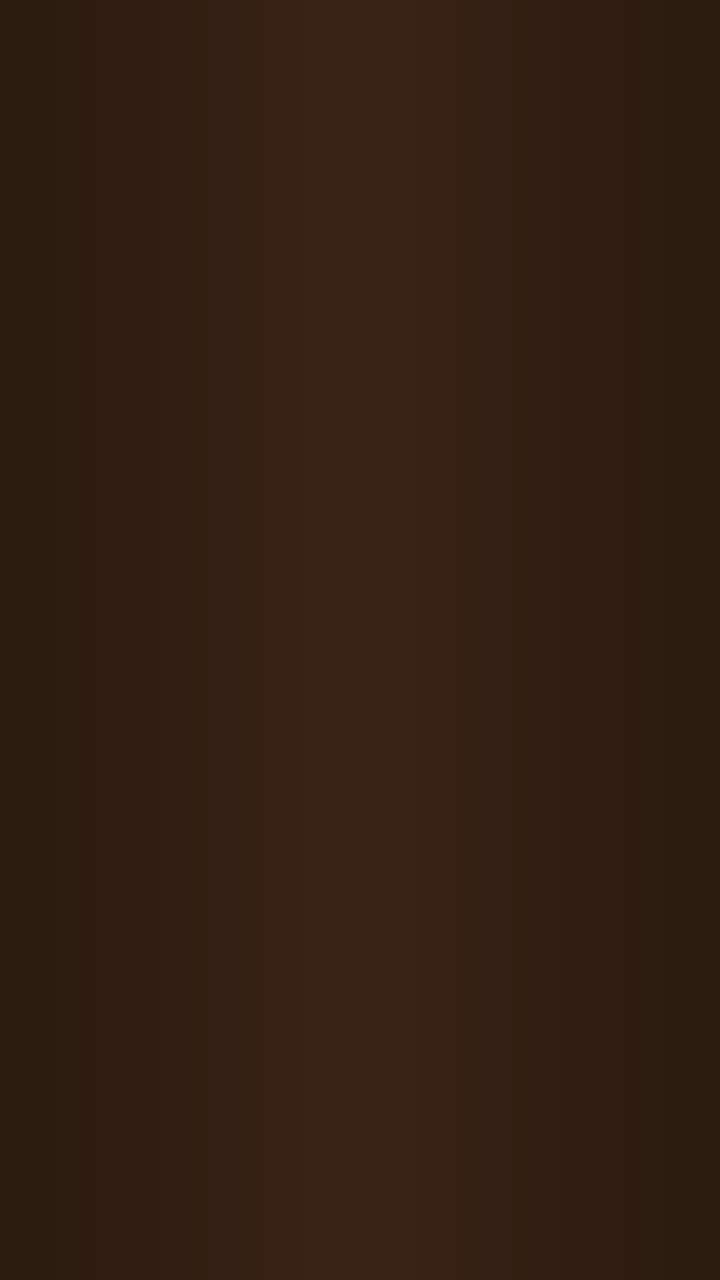
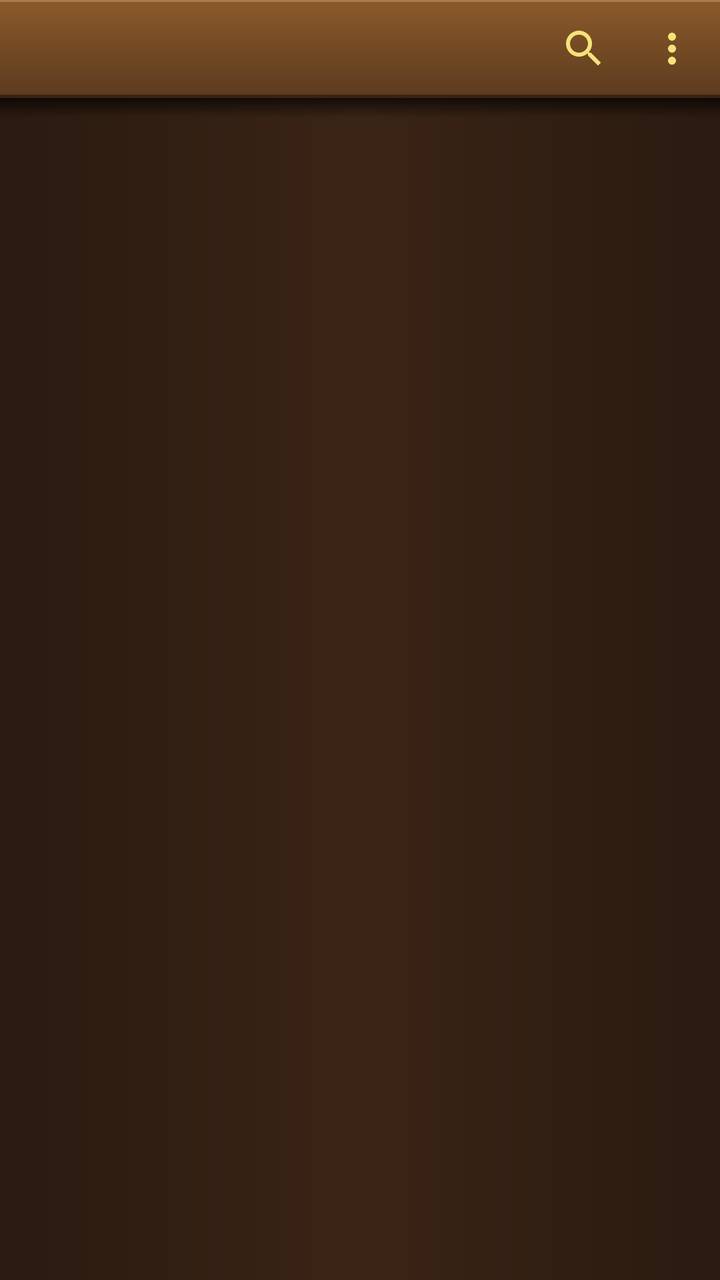

Two renders of the same Android screen: before a commit and after it. Below are the layout's source before the change and the commit's diff.
<!-- AndroidManifest.xml: application theme Theme.Ready -->
<!-- res/layout/activity_main.xml -->
<?xml version="1.0" encoding="utf-8"?>
<LinearLayout xmlns:android="http://schemas.android.com/apk/res/android"
    android:id="@+id/root"
    android:layout_width="match_parent"
    android:layout_height="match_parent"
    android:background="@color/wood_dark"
    android:orientation="vertical">

    <FrameLayout
        android:layout_width="match_parent"
        android:layout_height="0dp"
        android:layout_weight="1">

        <androidx.recyclerview.widget.RecyclerView
            android:id="@+id/shelf"
            android:layout_width="match_parent"
            android:layout_height="match_parent"
            android:background="@drawable/shelf_back"
            android:clipToPadding="false" />

        
        <ImageView
            android:id="@+id/ghost"
            android:layout_width="match_parent"
            android:layout_height="match_parent"
            android:importantForAccessibility="no"
            android:scaleType="fitXY"
            android:visibility="gone" />

        <LinearLayout
            android:id="@+id/empty"
            android:layout_width="match_parent"
            android:layout_height="wrap_content"
            android:layout_gravity="center"
            android:layout_margin="24dp"
            android:background="@drawable/plaque"
            android:gravity="center"
            android:orientation="vertical"
            android:padding="20dp"
            android:visibility="gone">

            <TextView
                android:id="@+id/emptyText"
                android:layout_width="wrap_content"
                android:layout_height="wrap_content"
                android:fontFamily="serif"
                android:gravity="center"
                android:textColor="@color/plaque_text"
                android:textSize="15sp" />

            <Button
                android:id="@+id/grant"
                android:layout_width="wrap_content"
                android:layout_height="wrap_content"
                android:layout_marginTop="16dp"
                android:backgroundTint="@color/wood_dark"
                android:text="@string/grant_access"
                android:textColor="@color/gold_light" />
        </LinearLayout>
    </FrameLayout>
</LinearLayout>
<!-- resources referenced by this layout -->
<resources>
  <color name="gold_light">#FFF6E27A</color>
  <!-- drawable plaque (drawable) -->
  <?xml version="1.0" encoding="utf-8"?>
  <layer-list xmlns:android="http://schemas.android.com/apk/res/android">
      <item>
          <shape>
              <corners android:radius="3dp" />
              <solid android:color="@color/gold_dark" />
          </shape>
      </item>
      <item android:bottom="1dp" android:left="1dp" android:right="1dp" android:top="1dp">
          <shape>
              <corners android:radius="2dp" />
              <gradient
                  android:angle="270"
                  android:centerColor="@color/gold"
                  android:endColor="#FFB8922A"
                  android:startColor="@color/gold_light" />
          </shape>
      </item>
  </layer-list>
  <!-- unchanged entries left out for length: 10 -->
</resources>

<!-- the commit's change to res/layout/activity_main.xml (unified diff, before → after) -->
@@ -6,6 +6,47 @@
     android:background="@color/wood_dark"
     android:orientation="vertical">
 
+    <include layout="@layout/top_bar" />
+
+    
+    <LinearLayout
+        android:id="@+id/searchRow"
+        android:layout_width="match_parent"
+        android:layout_height="wrap_content"
+        android:background="@drawable/shelf_plank"
+        android:gravity="center_vertical"
+        android:orientation="horizontal"
+        android:paddingBottom="8dp"
+        android:paddingStart="12dp"
+        android:paddingTop="4dp"
+        android:visibility="gone">
+
+        <EditText
+            android:id="@+id/query"
+            android:layout_width="0dp"
+            android:layout_height="40dp"
+            android:layout_weight="1"
+            android:background="@drawable/field"
+            android:fontFamily="serif"
+            android:hint="@string/search_hint"
+            android:imeOptions="actionSearch|flagNoExtractUi"
+            android:importantForAutofill="no"
+            android:inputType="text"
+            android:paddingEnd="12dp"
+            android:paddingStart="12dp"
+            android:textColor="@color/cream"
+            android:textColorHint="@color/gold_dark"
+            android:textSize="16sp" />
+
+        <ImageButton
+            android:id="@+id/closeSearch"
+            android:layout_width="48dp"
+            android:layout_height="40dp"
+            android:background="?attr/selectableItemBackgroundBorderless"
+            android:contentDescription="@string/close"
+            android:src="@drawable/ic_close" />
+    </LinearLayout>
+
     <FrameLayout
         android:layout_width="match_parent"
         android:layout_height="0dp"
@@ -27,16 +68,65 @@
             android:scaleType="fitXY"
             android:visibility="gone" />
 
+        
+        <View
+            android:layout_width="match_parent"
+            android:layout_height="10dp"
+            android:background="@drawable/shelf_shade"
+            android:translationZ="2dp" />
+
+        
+        <LinearLayout
+            android:id="@+id/undoBar"
+            android:layout_width="match_parent"
+            android:layout_height="wrap_content"
+            android:layout_gravity="bottom"
+            android:layout_marginBottom="16dp"
+            android:layout_marginEnd="20dp"
+            android:layout_marginStart="20dp"
+            android:background="@drawable/panel_wood"
+            android:gravity="center_vertical"
+            android:orientation="horizontal"
+            android:paddingBottom="10dp"
+            android:paddingEnd="12dp"
+            android:paddingStart="16dp"
+            android:paddingTop="10dp"
+            android:translationZ="4dp"
+            android:visibility="gone">
+
+            <TextView
+                android:id="@+id/undoText"
+                android:layout_width="0dp"
+                android:layout_height="wrap_content"
+                android:layout_weight="1"
+                android:ellipsize="middle"
+                android:fontFamily="serif"
+                android:singleLine="true"
+                android:textColor="@color/cream"
+                android:textSize="15sp" />
+
+            
+            <TextView
+                android:id="@+id/undo"
+                style="@style/BrassButton"
+                android:layout_width="wrap_content"
+                android:layout_marginStart="12dp"
+                android:paddingEnd="22dp"
+                android:paddingStart="22dp"
+                android:text="@string/undo" />
+        </LinearLayout>
+
         <LinearLayout
             android:id="@+id/empty"
             android:layout_width="match_parent"
             android:layout_height="wrap_content"
             android:layout_gravity="center"
             android:layout_margin="24dp"
-            android:background="@drawable/plaque"
+            android:background="@drawable/panel_wood"
             android:gravity="center"
             android:orientation="vertical"
-            android:padding="20dp"
+            android:padding="22dp"
+            android:translationZ="3dp"
             android:visibility="gone">
 
             <TextView
@@ -45,17 +135,69 @@
                 android:layout_height="wrap_content"
                 android:fontFamily="serif"
                 android:gravity="center"
-                android:textColor="@color/plaque_text"
+                android:lineSpacingExtra="3dp"
+                android:textColor="@color/cream"
                 android:textSize="15sp" />
 
-            <Button
+            
+            <TextView
                 android:id="@+id/grant"
+                style="@style/BrassButton"
                 android:layout_width="wrap_content"
-                android:layout_height="wrap_content"
-                android:layout_marginTop="16dp"
-                android:backgroundTint="@color/wood_dark"
-                android:text="@string/grant_access"
-                android:textColor="@color/gold_light" />
+                android:layout_marginTop="18dp"
+                android:paddingEnd="24dp"
+                android:paddingStart="24dp"
+                android:text="@string/grant_access" />
         </LinearLayout>
     </FrameLayout>
 </LinearLayout>
+<!-- res/layout/top_bar.xml (included above) -->
+<?xml version="1.0" encoding="utf-8"?>
+<LinearLayout xmlns:android="http://schemas.android.com/apk/res/android"
+    android:id="@+id/bar"
+    android:layout_width="match_parent"
+    android:layout_height="wrap_content"
+    android:background="@drawable/shelf_plank"
+    android:gravity="center_vertical"
+    android:orientation="horizontal">
+
+    <ImageButton
+        android:id="@+id/up"
+        android:layout_width="48dp"
+        android:layout_height="48dp"
+        android:background="?attr/selectableItemBackgroundBorderless"
+        android:contentDescription="@string/back"
+        android:src="@drawable/ic_back"
+        android:visibility="invisible" />
+
+    <Space
+        android:layout_width="40dp"
+        android:layout_height="48dp" />
+
+    <FrameLayout
+        android:layout_width="0dp"
+        android:layout_height="49dp"
+        android:layout_weight="1">
+
+        
+        <TextView
+            android:id="@+id/barTitle"
+            style="@style/TitlePlate" />
+    </FrameLayout>
+
+    <ImageButton
+        android:id="@+id/search"
+        android:layout_width="40dp"
+        android:layout_height="48dp"
+        android:background="?attr/selectableItemBackgroundBorderless"
+        android:contentDescription="@string/search"
+        android:src="@drawable/ic_search" />
+
+    <ImageButton
+        android:id="@+id/more"
+        android:layout_width="48dp"
+        android:layout_height="48dp"
+        android:background="?attr/selectableItemBackgroundBorderless"
+        android:contentDescription="@string/more"
+        android:src="@drawable/ic_more" />
+</LinearLayout>
<!-- resource entries referenced after the edit -->
@@ -1,26 +1,149 @@
 <!-- resources referenced by this layout -->
 <resources>
-  <color name="gold_light">#FFF6E27A</color>
-  <!-- drawable plaque (drawable) -->
+  <color name="cream">#FFF3E6C8</color>
+  <!-- drawable field (drawable) -->
+  <?xml version="1.0" encoding="utf-8"?>
+  <shape xmlns:android="http://schemas.android.com/apk/res/android">
+      <corners android:radius="6dp" />
+      <solid android:color="@color/shelf_back" />
+      <stroke
+          android:width="1.5dp"
+          android:color="@color/gold_dark" />
+  </shape>
+  <!-- drawable ic_back (drawable) -->
+  <vector xmlns:android="http://schemas.android.com/apk/res/android"
+      android:width="24dp"
+      android:height="24dp"
+      android:autoMirrored="true"
+      android:viewportWidth="24"
+      android:viewportHeight="24">
+      <path
+          android:fillColor="#FFF6E27A"
+          android:pathData="M20,11H7.83l5.59,-5.59L12,4l-8,8 8,8 1.41,-1.41L7.83,13H20v-2z" />
+  </vector>
+  <!-- drawable ic_close (drawable) -->
+  <vector xmlns:android="http://schemas.android.com/apk/res/android"
+      android:width="24dp"
+      android:height="24dp"
+      android:viewportWidth="24"
+      android:viewportHeight="24">
+      <path
+          android:fillColor="#FFF6E27A"
+          android:pathData="M19,6.41L17.59,5 12,10.59 6.41,5 5,6.41 10.59,12 5,17.59 6.41,19 12,13.41 17.59,19 19,17.59 13.41,12z" />
+  </vector>
+  <!-- drawable ic_more (drawable) -->
+  <vector xmlns:android="http://schemas.android.com/apk/res/android"
+      android:width="24dp"
+      android:height="24dp"
+      android:viewportWidth="24"
+      android:viewportHeight="24">
+      <path
+          android:fillColor="#FFF6E27A"
+          android:pathData="M12,8c1.1,0 2,-0.9 2,-2s-0.9,-2 -2,-2 -2,0.9 -2,2 0.9,2 2,2zM12,10c-1.1,0 -2,0.9 -2,2s0.9,2 2,2 2,-0.9 2,-2 -0.9,-2 -2,-2zM12,16c-1.1,0 -2,0.9 -2,2s0.9,2 2,2 2,-0.9 2,-2 -0.9,-2 -2,-2z" />
+  </vector>
+  <!-- drawable ic_search (drawable) -->
+  <vector xmlns:android="http://schemas.android.com/apk/res/android"
+      android:width="24dp"
+      android:height="24dp"
+      android:viewportWidth="24"
+      android:viewportHeight="24">
+      <path
+          android:fillColor="#FFF6E27A"
+          android:pathData="M15.5,14h-0.79l-0.28,-0.27C15.41,12.59 16,11.11 16,9.5 16,5.91 13.09,3 9.5,3S3,5.91 3,9.5 5.91,16 9.5,16c1.61,0 3.09,-0.59 4.23,-1.57l0.27,0.28v0.79l5,4.99L20.49,19l-4.99,-5zM9.5,14C7.01,14 5,11.99 5,9.5S7.01,5 9.5,5 14,7.01 14,9.5 11.99,14 9.5,14z" />
+  </vector>
+  <!-- drawable panel_wood (drawable) -->
   <?xml version="1.0" encoding="utf-8"?>
   <layer-list xmlns:android="http://schemas.android.com/apk/res/android">
       <item>
           <shape>
-              <corners android:radius="3dp" />
+              <corners android:radius="14dp" />
               <solid android:color="@color/gold_dark" />
           </shape>
       </item>
-      <item android:bottom="1dp" android:left="1dp" android:right="1dp" android:top="1dp">
+      <item android:bottom="2dp" android:left="2dp" android:right="2dp" android:top="2dp">
           <shape>
-              <corners android:radius="2dp" />
+              <corners android:radius="12dp" />
               <gradient
                   android:angle="270"
-                  android:centerColor="@color/gold"
-                  android:endColor="#FFB8922A"
-                  android:startColor="@color/gold_light" />
+                  android:endColor="@color/wood_dark"
+                  android:startColor="@color/wood" />
+          </shape>
+      </item>
+      
+      <item android:height="1dp" android:gravity="top" android:left="14dp" android:right="14dp" android:top="3dp">
+          <shape>
+              <solid android:color="#40FFE2B0" />
           </shape>
       </item>
   </layer-list>
+  <!-- drawable shelf_plank (drawable) -->
+  <?xml version="1.0" encoding="utf-8"?>
+  <layer-list xmlns:android="http://schemas.android.com/apk/res/android">
+      <item>
+          <shape>
+              <gradient
+                  android:angle="270"
+                  android:endColor="#FF5C3A1E"
+                  android:startColor="#FF8B5A2B" />
+          </shape>
+      </item>
+      <item android:height="1dp" android:gravity="top">
+          <shape>
+              <solid android:color="#40FFE2B0" />
+          </shape>
+      </item>
+      <item android:height="1.5dp" android:gravity="bottom">
+          <shape>
+              <solid android:color="#66000000" />
+          </shape>
+      </item>
+  </layer-list>
+  <!-- drawable shelf_shade (drawable) -->
+  <?xml version="1.0" encoding="utf-8"?>
+  <shape xmlns:android="http://schemas.android.com/apk/res/android">
+      <gradient
+          android:angle="270"
+          android:endColor="#00000000"
+          android:startColor="#AA000000" />
+  </shape>
+  <string name="back">Back</string>
+  <string name="close">Close</string>
+  <string name="more">More</string>
+  <string name="search">Search</string>
+  <string name="search_hint">Title, author or file name</string>
+  <string name="undo">Undo</string>
+  <style name="BrassButton">
+          <item name="android:layout_height">40dp</item>
+          <item name="android:gravity">center</item>
+          <item name="android:paddingBottom">2dp</item>
+          <item name="android:fontFamily">serif</item>
+          <item name="android:textStyle">bold</item>
+          <item name="android:textSize">15sp</item>
+          <item name="android:textColor">@color/plaque_text</item>
+          <item name="android:singleLine">true</item>
+          <item name="android:foreground">?attr/selectableItemBackground</item>
+      </style>
+  <style name="TitlePlate">
+          <item name="android:layout_width">wrap_content</item>
+          <item name="android:layout_height">40dp</item>
+          <item name="android:layout_gravity">center</item>
+          <item name="android:minWidth">132dp</item>
+          <item name="android:gravity">center</item>
+          <item name="android:paddingStart">26dp</item>
+          <item name="android:paddingEnd">26dp</item>
+          <item name="android:paddingTop">0dp</item>
+          <item name="android:paddingBottom">2dp</item>
+          <item name="android:fontFamily">serif</item>
+          <item name="android:textStyle">bold</item>
+          <item name="android:textSize">18dp</item>
+          <item name="android:textColor">@color/plaque_text</item>
+          <item name="android:singleLine">true</item>
+          <item name="android:ellipsize">end</item>
+          <item name="android:shadowColor">#99FFF6C8</item>
+          <item name="android:shadowDy">1</item>
+          <item name="android:shadowRadius">1</item>
+      </style>
+  <color name="wood">#FF6B4226</color>
   <!-- unchanged entries left out for length: 10 -->
 </resources>
 
